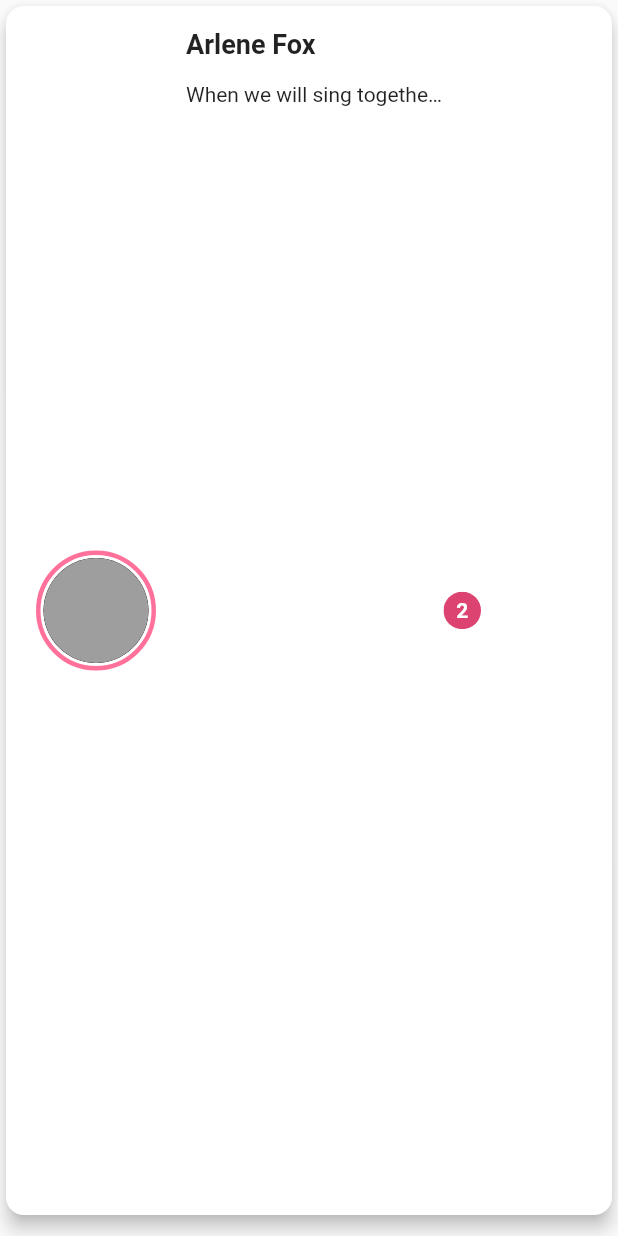
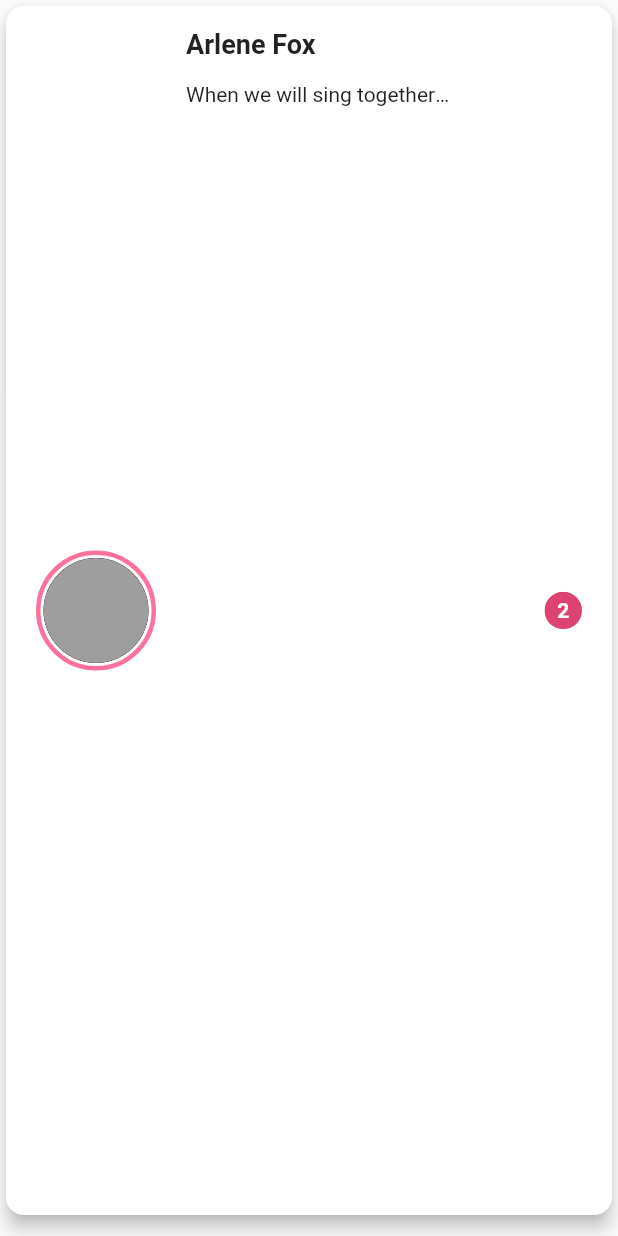
Before and after one commit to jonhygg99/candice_app, a Flutter app: the BubbleMessageDesign widget shown alone on an empty page, opened directly, on a phone screen of 412 x 824 dp. Run offline on Flutter 3.47's test engine with Material 2 defaults, Android fonts, the phone set to English and light mode, and no system bars; drawn by our look-alikes of cached_network_image; our stand-ins replace assets_audio_player, community_material_icon, image_cropper, image_picker, video_player; missing offline and left inert: universal_html; network calls fail; Roboto replaces fonts that are missing (Roboto-Bold).

```diff
--- a/candice/lib/constants/measures.dart
+++ b/candice/lib/constants/measures.dart
@@ -27,7 +27,7 @@ const double kSizeEditBackgroundImage = 160.0;
 const double kBackgroundImageHeight = 350.0;
 const double kPostPreviewBackgroundImageHeight = 200.0;
 const double kPostTrendingArtistSize = 370.0;
-const double kPostEventSearchHeight = 170.0;
+const double kPostEventSearchHeight = 250.0;
 const double kPostBackgroundImageHeight = 400.0;
 
 // Icon Button
--- a/candice/lib/screens/notifications/bubbleMessageDesign.dart
+++ b/candice/lib/screens/notifications/bubbleMessageDesign.dart
@@ -32,6 +32,9 @@ class BubbleMessageDesign extends StatelessWidget {
         child: Padding(
           padding: kPaddingCardMessages,
           child: Row(
+            mainAxisAlignment: MainAxisAlignment.spaceBetween,
+            children: <Widget>[
+              Row(
                 children: <Widget>[
                   story
                       ? StoryDesign(profilePic: profilePic, withPadding: false)
@@ -41,7 +44,13 @@ class BubbleMessageDesign extends StatelessWidget {
                           action: () => goToUserProfile(context, appState, 1),
                         ),
                   const SizedBox(width: kCommonSeparation),
-              Column(
+                  Container(
+                    width: MediaQuery.of(context).size.width -
+                        kSizePhotoProfileMessages -
+                        kCommonSeparation * 3 -
+                        kBigSeparation * 2 -
+                        25 * 2,
+                    child: Column(
                       crossAxisAlignment: CrossAxisAlignment.start,
                       children: <Widget>[
                         Text(
@@ -49,12 +58,11 @@ class BubbleMessageDesign extends StatelessWidget {
                           style: kMediumBoldText,
                         ),
                         const SizedBox(height: kMediumSeparation),
-                  Container(
-                    width: MediaQuery.of(context).size.width / 3 +
-                        MediaQuery.of(context).size.width / 12,
-                    child: Text(
+                        Text(
                           lastMessage,
                           overflow: TextOverflow.ellipsis,
+                        ),
+                      ],
                     ),
                   ),
                 ],
@@ -63,8 +71,8 @@ class BubbleMessageDesign extends StatelessWidget {
                   ? ClipOval(
                       child: Container(
                         color: kPink,
-                        height: 25.0, // height of the button
-                        width: 25.0, // width of the button
+                        height: 25.0,
+                        width: 25.0,
                         child: Center(
                           child: Text(
                             newMessages.toString(),
--- a/candice/lib/screens/profile/contributeBubble.dart
+++ b/candice/lib/screens/profile/contributeBubble.dart
@@ -18,6 +18,8 @@ class ContributeBubble extends StatelessWidget {
       elevation: kElevation,
       child: Padding(
         padding: kPaddingCard,
+        child: Container(
+          width: MediaQuery.of(context).size.width,
           child: Column(
               crossAxisAlignment: CrossAxisAlignment.center,
               children: <Widget>[
@@ -59,6 +61,7 @@ class ContributeBubble extends StatelessWidget {
                 ),
               ]),
         ),
+      ),
     );
   }
 }
--- a/candice/lib/screens/profile/statisticsBubble.dart
+++ b/candice/lib/screens/profile/statisticsBubble.dart
@@ -21,7 +21,6 @@ class StatisticsBubble extends StatelessWidget {
   Widget build(BuildContext context) {
     return Card(
       margin: kMarginCard,
-      clipBehavior: Clip.hardEdge,
       shape: RoundedRectangleBorder(
         borderRadius: kBorderRadiusCircular,
       ),
--- a/candice/lib/screens/search/events/events.dart
+++ b/candice/lib/screens/search/events/events.dart
@@ -65,7 +65,8 @@ class _EventCardState extends State<EventCard> {
               const SizedBox(height: kTinySeparation),
               Row(
                 children: <Widget>[
-                  Icon(Icons.location_on, color: Colors.white),
+                  const Icon(Icons.location_on, color: Colors.white),
+                  const SizedBox(width: kTinySeparation),
                   Text('Apolo, Barcelona', style: kWhiteBoldText)
                 ],
               )
```
Also changed, not shown: candice/lib/screens/home/post/postDesign.dart (+26 -14 lines), candice/lib/screens/notifications/index.dart (+7 -4 lines), candice/lib/screens/profile/tabBarNavigation/artworkTab.dart (+6 -7 lines), candice/lib/screens/profile/tabBarNavigation/tabBarNavigation.dart (+7 -4 lines). Lines whose indentation alone changed are shown as unchanged.
